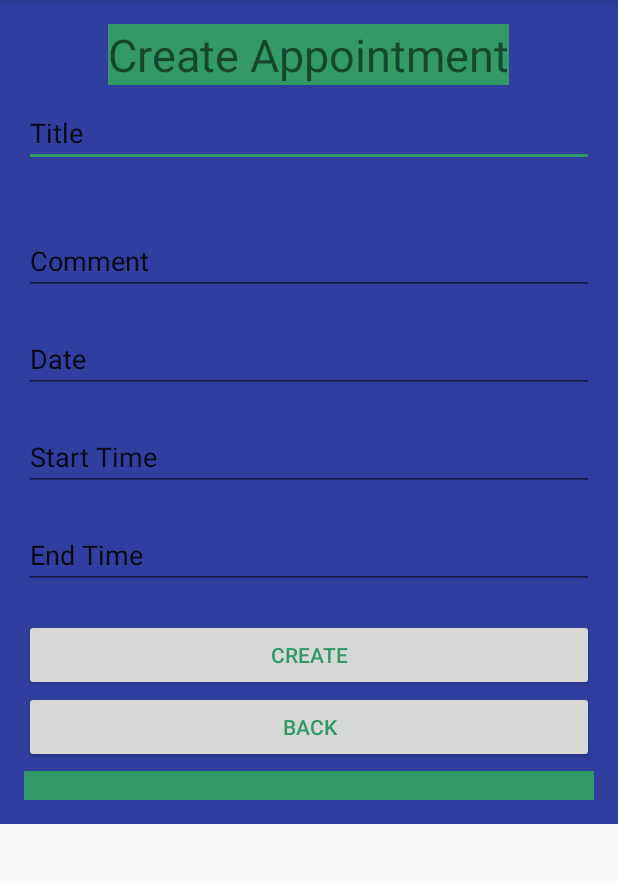
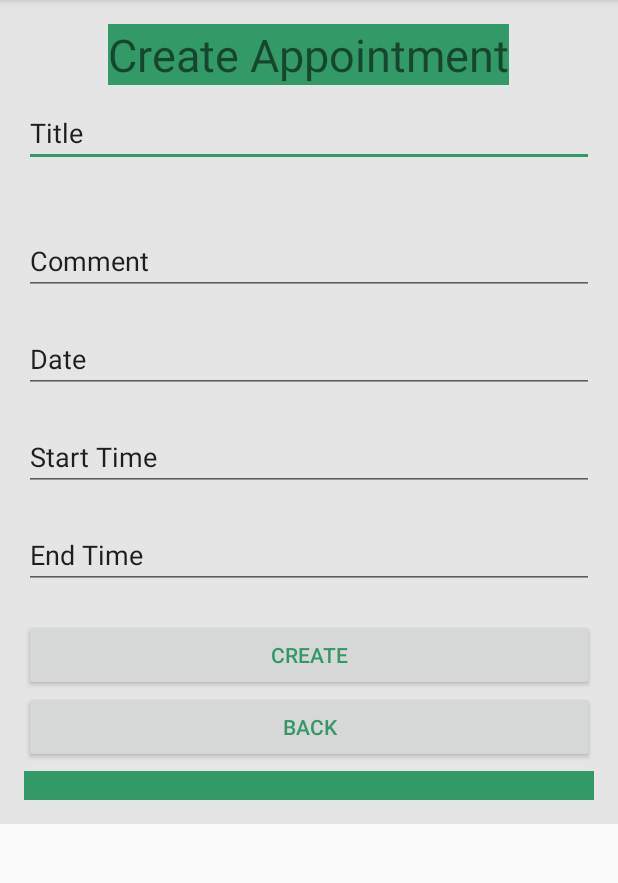
Before and after one commit to emeldinc/Calendar_Android, an Android app: the AddAppointment screen opened directly, with no data from a screen before it, on a phone screen of 412 x 824 dp, the part 84-967 px from its top. Run offline under Robolectric (Android 15) with nearby library versions, the phone set to English and light mode, and no system bars; network calls fail.

Commit message:
Editting form

```diff
--- a/app/src/main/res/layout/activity_addappointment.xml
+++ b/app/src/main/res/layout/activity_addappointment.xml
@@ -10,7 +10,7 @@
         android:paddingLeft="16dp"
         android:paddingRight="16dp"
         android:paddingTop="16dp"
-        android:background="@color/colorPrimaryDark"
+        android:background="#e5e5e5"
         android:orientation="vertical"
         tools:context=".AddAppointment">
         <TextView
@@ -26,7 +26,7 @@
             android:layout_height="wrap_content"
             android:layout_marginTop="50dp"
             android:orientation="vertical">
-            <android.support.design.widget.CoordinatorLayout
+            <LinearLayout
                 android:layout_width="match_parent"
                 android:layout_height="wrap_content">
                 <EditText
@@ -35,8 +35,8 @@
                     android:id="@+id/title"
                     android:text="Title"
                     android:layout_marginBottom="40dp"/>
-            </android.support.design.widget.CoordinatorLayout>
-            <android.support.design.widget.CoordinatorLayout
+            </LinearLayout>
+            <LinearLayout
                 android:layout_width="match_parent"
                 android:layout_height="wrap_content">
                 <EditText
@@ -45,8 +45,8 @@
                     android:id="@+id/comment"
                     android:text="Comment"
                     android:layout_marginBottom="20dp"/>
-            </android.support.design.widget.CoordinatorLayout>
-            <android.support.design.widget.CoordinatorLayout
+            </LinearLayout>
+            <LinearLayout
                 android:layout_width="match_parent"
                 android:layout_height="wrap_content">
                 <EditText
@@ -55,8 +55,8 @@
                     android:id="@+id/date"
                     android:text="Date"
                     android:layout_marginBottom="20dp"/>
-            </android.support.design.widget.CoordinatorLayout>
-            <android.support.design.widget.CoordinatorLayout
+            </LinearLayout>
+            <LinearLayout
                 android:layout_width="match_parent"
                 android:layout_height="wrap_content">
                 <EditText
@@ -65,8 +65,8 @@
                     android:id="@+id/start_time"
                     android:text="Start Time"
                     android:layout_marginBottom="20dp"/>
-            </android.support.design.widget.CoordinatorLayout>
-            <android.support.design.widget.CoordinatorLayout
+            </LinearLayout>
+            <LinearLayout
                 android:layout_width="match_parent"
                 android:layout_height="wrap_content">
                 <EditText
@@ -75,7 +75,7 @@
                     android:id="@+id/end_time"
                     android:text="End Time"
                     android:layout_marginBottom="20dp"/>
-            </android.support.design.widget.CoordinatorLayout>
+            </LinearLayout>
             <Button
                 android:layout_width="match_parent"
                 android:layout_height="wrap_content"
```
